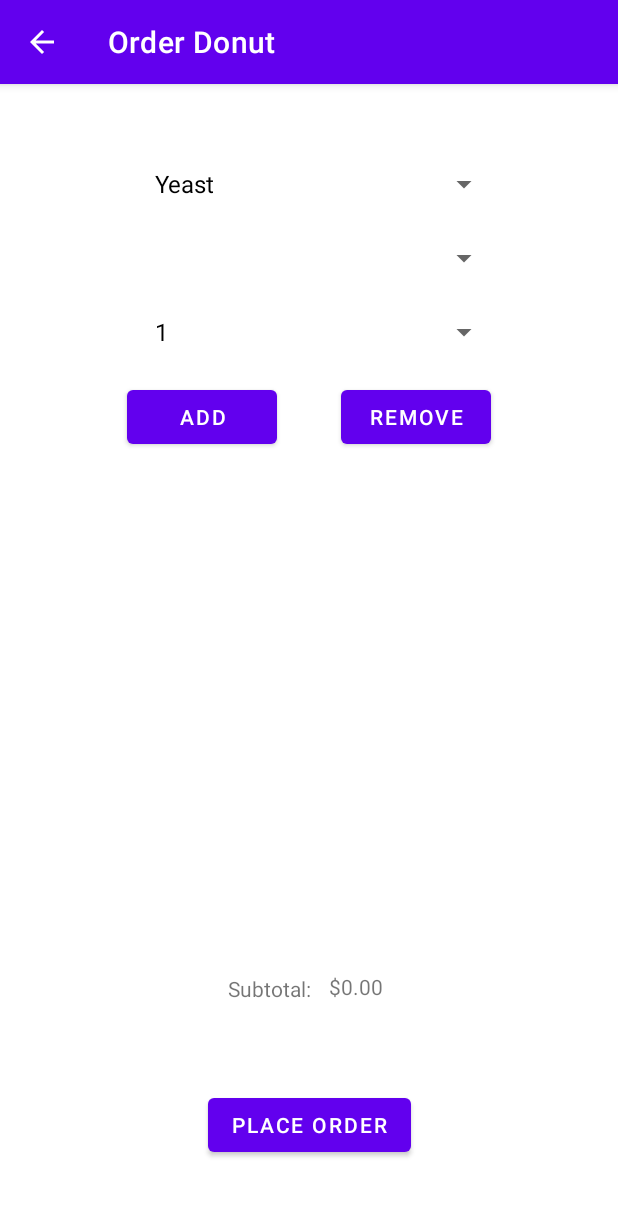
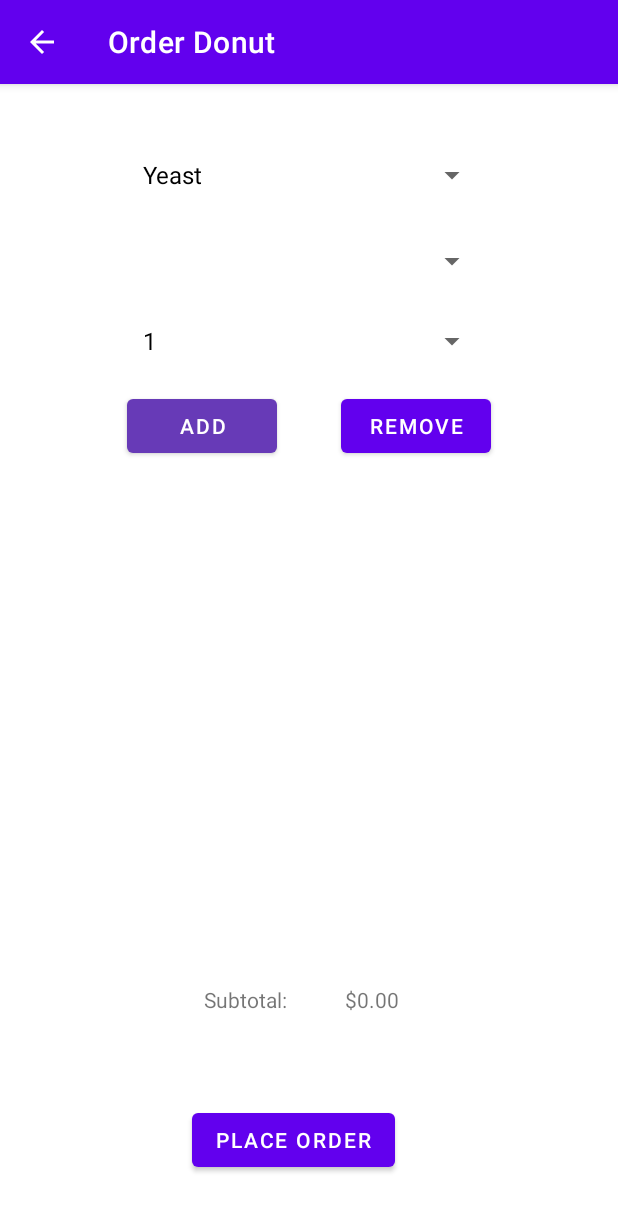
Before and after one commit to misalikesducks/RU_Cafe_Android, an Android app: the DonutOrderingActivity screen opened directly, with no data from a screen before it, on a phone screen of 412 x 824 dp. Shown: the top 1211 px of the screen. Run offline under Robolectric (Android 15) with nearby library versions, the phone set to English and light mode, and no system bars.

Commit message:
donut wow - tiffany

```diff
--- a/app/src/main/java/com/example/rucafe/DonutOrderingActivity.java
+++ b/app/src/main/java/com/example/rucafe/DonutOrderingActivity.java
@@ -40,7 +40,7 @@ public class DonutOrderingActivity extends AppCompatActivity implements AdapterV
                         android.R.layout.simple_spinner_dropdown_item);
         typeSpinner.setAdapter(adapter);
 
-        setUpTypeSpinner(typeSpinner);
+        setUpFlavourSpinner(typeSpinner);
 
         adapter = ArrayAdapter.createFromResource(this, R.array.quantity_array,
                 android.R.layout.simple_spinner_dropdown_item);
@@ -59,7 +59,7 @@ public class DonutOrderingActivity extends AppCompatActivity implements AdapterV
     public void onNothingSelected(AdapterView<?> parent) { } // can leave it empty
 
 
-    public void setUpTypeSpinner(Spinner s){
+    public void setUpFlavourSpinner(Spinner s){
         s.setOnItemSelectedListener(new AdapterView.OnItemSelectedListener() {
             @Override
             public void onItemSelected(AdapterView<?> parent, View view, int position, long id) {
@@ -67,29 +67,55 @@ public class DonutOrderingActivity extends AppCompatActivity implements AdapterV
 
                 if(type.equals("Yeast")){
                     ArrayAdapter<CharSequence> adapter =
-                            ArrayAdapter.createFromResource(getApplicationContext(), R.array.yeast_flavours_array,
+                            ArrayAdapter.createFromResource(getApplicationContext(),
+                                    R.array.yeast_flavours_array,
                                     android.R.layout.simple_spinner_dropdown_item);
                     flavourSpinner.setAdapter(adapter);
                 } else if(type.equals("Cake")){
                     ArrayAdapter<CharSequence> adapter =
-                            ArrayAdapter.createFromResource(getApplicationContext(), R.array.cake_flavours_array,
+                            ArrayAdapter.createFromResource(getApplicationContext(),
+                                    R.array.cake_flavours_array,
                                     android.R.layout.simple_spinner_dropdown_item);
                     flavourSpinner.setAdapter(adapter);
                 } else if(type.equals("Donut Hole")){
                     ArrayAdapter<CharSequence> adapter =
-                            ArrayAdapter.createFromResource(getApplicationContext(), R.array.donut_hole_flavours_array,
+                            ArrayAdapter.createFromResource(getApplicationContext(),
+                                    R.array.donut_hole_flavours_array,
                                     android.R.layout.simple_spinner_dropdown_item);
                     flavourSpinner.setAdapter(adapter);
                 }
-
             }
 
             @Override
-            public void onNothingSelected(AdapterView<?> parent) {
+            public void onNothingSelected(AdapterView<?> parent) { }
+        });
+    }
 
-            }
-        });
+    public void addDonut(View view){
+        // create a new Donut
+        String donutType = typeSpinner.getSelectedItem().toString();
+        String donutFlavour = flavourSpinner.getSelectedItem().toString();
+        int quantity = Integer.parseInt(quantitySpinner.getSelectedItem().toString());
+        Donut donut = new Donut(donutType, donutFlavour, quantity);
+        donut.setPrice(donut.itemPrice());
 
+        // add Donut to currentOrder + update subtotal
+        if(currDonutOrder.add(donut)){
+            currDonutOrder.setSubTotal();
+
+            // update listview
+            ArrayAdapter<Donut> adapter = new ArrayAdapter(this, R.layout.currorder_listitem,
+                    R.id.displayTextView, currDonutOrder.getItems());
+            donutOrderListView.setAdapter(adapter);
+
+            displaySubtotal();
+        }
+    }
+
+    public void removeDonut(View view){
+
+
+        displaySubtotal();
     }
 
     public void displaySubtotal(){
--- a/app/src/main/res/layout/activity_donut_ordering.xml
+++ b/app/src/main/res/layout/activity_donut_ordering.xml
@@ -5,21 +5,6 @@
     android:layout_width="match_parent"
     android:layout_height="match_parent"
     tools:context=".DonutOrderingActivity">
-
-    <Spinner
-        android:id="@+id/typeSpinner"
-        android:layout_width="238dp"
-        android:layout_height="33dp"
-        android:layout_marginStart="95dp"
-        android:layout_marginLeft="95dp"
-        android:layout_marginTop="50dp"
-        android:layout_marginEnd="95dp"
-        android:layout_marginRight="95dp"
-        android:spinnerMode="dropdown"
-        app:layout_constraintEnd_toEndOf="parent"
-        app:layout_constraintHorizontal_bias="0.0"
-        app:layout_constraintStart_toStartOf="parent"
-        app:layout_constraintTop_toTopOf="parent" />
 
     <Button
         android:id="@+id/removeOrderButton"
@@ -30,36 +15,23 @@
         android:layout_marginTop="16dp"
         android:layout_marginEnd="95dp"
         android:layout_marginRight="95dp"
+        android:onClick="removeDonut"
         android:text="@string/remove_btn"
         app:layout_constraintEnd_toEndOf="parent"
         app:layout_constraintStart_toEndOf="@+id/addButton"
         app:layout_constraintTop_toBottomOf="@+id/quantitySpinner" />
 
-    <Spinner
-        android:id="@+id/flavourSpinner"
-        android:layout_width="238dp"
-        android:layout_height="33dp"
-        android:layout_marginStart="95dp"
-        android:layout_marginLeft="95dp"
-        android:layout_marginTop="16dp"
-        android:layout_marginEnd="95dp"
-        android:layout_marginRight="95dp"
-        app:layout_constraintEnd_toEndOf="parent"
-        app:layout_constraintHorizontal_bias="0.0"
-        app:layout_constraintStart_toStartOf="parent"
-        app:layout_constraintTop_toBottomOf="@+id/typeSpinner" />
-
     <ListView
         android:id="@+id/donutOrderListView"
-        android:layout_width="332dp"
-        android:layout_height="299dp"
+        android:layout_width="328dp"
+        android:layout_height="266dp"
         android:layout_marginStart="41dp"
         android:layout_marginLeft="41dp"
-        android:layout_marginTop="20dp"
+        android:layout_marginTop="24dp"
         android:layout_marginEnd="41dp"
         android:layout_marginRight="41dp"
         app:layout_constraintEnd_toEndOf="parent"
-        app:layout_constraintHorizontal_bias="0.666"
+        app:layout_constraintHorizontal_bias="0.523"
         app:layout_constraintStart_toStartOf="parent"
         app:layout_constraintTop_toBottomOf="@+id/removeOrderButton" />
 
@@ -72,7 +44,9 @@
         android:layout_marginTop="16dp"
         android:layout_marginEnd="21dp"
         android:layout_marginRight="21dp"
+        android:onClick="addDonut"
         android:text="@string/add_btn"
+        app:backgroundTint="#673AB7"
         app:layout_constraintEnd_toStartOf="@+id/removeOrderButton"
         app:layout_constraintStart_toStartOf="parent"
         app:layout_constraintTop_toBottomOf="@+id/quantitySpinner" />
@@ -83,37 +57,71 @@
         android:layout_height="33dp"
         android:layout_marginStart="95dp"
         android:layout_marginLeft="95dp"
-        android:layout_marginTop="16dp"
+        android:layout_marginTop="20dp"
         android:layout_marginEnd="95dp"
         android:layout_marginRight="95dp"
         app:layout_constraintEnd_toEndOf="parent"
-        app:layout_constraintHorizontal_bias="0.0"
+        app:layout_constraintHorizontal_bias="0.514"
         app:layout_constraintStart_toStartOf="parent"
         app:layout_constraintTop_toBottomOf="@+id/flavourSpinner" />
+
+    <Spinner
+        android:id="@+id/flavourSpinner"
+        android:layout_width="238dp"
+        android:layout_height="33dp"
+        android:layout_marginStart="95dp"
+        android:layout_marginLeft="95dp"
+        android:layout_marginTop="24dp"
+        android:layout_marginEnd="95dp"
+        android:layout_marginRight="95dp"
+        app:layout_constraintEnd_toEndOf="parent"
+        app:layout_constraintHorizontal_bias="0.514"
+        app:layout_constraintStart_toStartOf="parent"
+        app:layout_constraintTop_toBottomOf="@+id/typeSpinner" />
+
+    <Spinner
+        android:id="@+id/typeSpinner"
+        android:layout_width="238dp"
+        android:layout_height="33dp"
+        android:layout_marginStart="95dp"
+        android:layout_marginLeft="95dp"
+        android:layout_marginTop="44dp"
+        android:layout_marginEnd="95dp"
+        android:layout_marginRight="95dp"
+        android:spinnerMode="dropdown"
+        app:layout_constraintEnd_toEndOf="parent"
+        app:layout_constraintHorizontal_bias="0.514"
+        app:layout_constraintStart_toStartOf="parent"
+        app:layout_constraintTop_toTopOf="parent" />
 
     <Button
         android:id="@+id/placeOrderButton"
         android:layout_width="wrap_content"
         android:layout_height="wrap_content"
-        android:layout_marginStart="138dp"
-        android:layout_marginLeft="138dp"
-        android:layout_marginEnd="138dp"
-        android:layout_marginRight="138dp"
-        android:layout_marginBottom="50dp"
+        android:layout_marginStart="128dp"
+        android:layout_marginLeft="128dp"
+        android:layout_marginEnd="129dp"
+        android:layout_marginRight="129dp"
+        android:layout_marginBottom="40dp"
         android:text="@string/place_order_btn"
         app:layout_constraintBottom_toBottomOf="parent"
         app:layout_constraintEnd_toEndOf="parent"
-        app:layout_constraintHorizontal_bias="1.0"
+        app:layout_constraintHorizontal_bias="0.0"
         app:layout_constraintStart_toStartOf="parent" />
 
     <TextView
         android:id="@+id/subtotalTextView"
         android:layout_width="wrap_content"
         android:layout_height="wrap_content"
-        android:layout_marginStart="152dp"
-        android:layout_marginLeft="152dp"
-        android:layout_marginTop="28dp"
+        android:layout_marginStart="126dp"
+        android:layout_marginLeft="126dp"
+        android:layout_marginTop="42dp"
+        android:layout_marginEnd="29dp"
+        android:layout_marginRight="29dp"
+        android:layout_marginBottom="44dp"
         android:text="@string/subtotal"
+        app:layout_constraintBottom_toTopOf="@+id/placeOrderButton"
+        app:layout_constraintEnd_toStartOf="@+id/subtotalNumTextView"
         app:layout_constraintStart_toStartOf="parent"
         app:layout_constraintTop_toBottomOf="@+id/donutOrderListView" />
 
@@ -121,10 +129,13 @@
         android:id="@+id/subtotalNumTextView"
         android:layout_width="wrap_content"
         android:layout_height="wrap_content"
-        android:layout_marginStart="12dp"
-        android:layout_marginLeft="12dp"
-        android:layout_marginTop="592dp"
-        app:layout_constraintStart_toEndOf="@+id/subtotalTextView"
-        app:layout_constraintTop_toTopOf="parent" />
+        android:layout_marginTop="42dp"
+        android:layout_marginEnd="146dp"
+        android:layout_marginRight="146dp"
+        android:layout_marginBottom="44dp"
+        android:text="@string/price"
+        app:layout_constraintBottom_toTopOf="@+id/placeOrderButton"
+        app:layout_constraintEnd_toEndOf="parent"
+        app:layout_constraintTop_toBottomOf="@+id/donutOrderListView" />
 
 </androidx.constraintlayout.widget.ConstraintLayout>
--- a/app/src/main/res/values/strings.xml
+++ b/app/src/main/res/values/strings.xml
@@ -51,7 +51,6 @@
         <item>Jelly</item>
         <item>Cinnamon</item>
         <item>Lemonade</item>
-        <item>Lemonade</item>
     </string-array>
 
     <!-- Strings ued for xmls -->
@@ -74,4 +73,6 @@
     <string name="sales_tax">Sales Tax: </string>
     <string name="total">Total: </string>
     <string name="cancel">Cancel Order</string>
+
+    <string name="price">$0.00</string>
 </resources>
```
